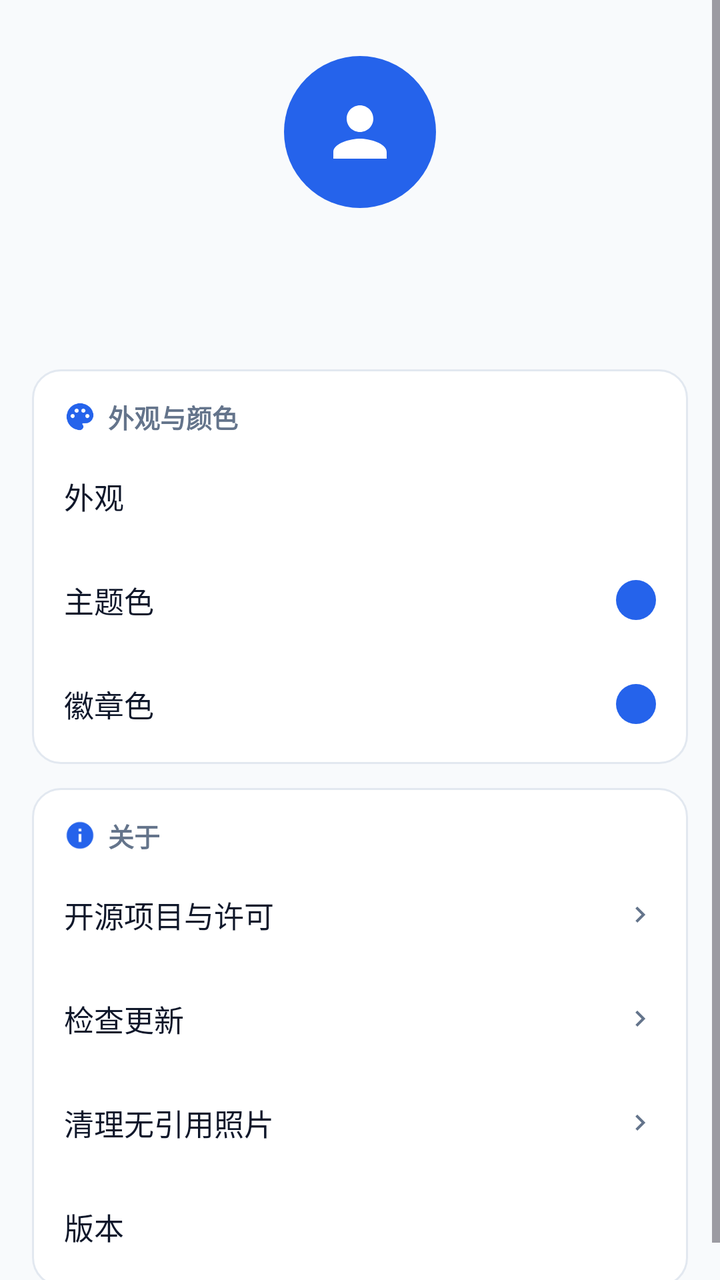
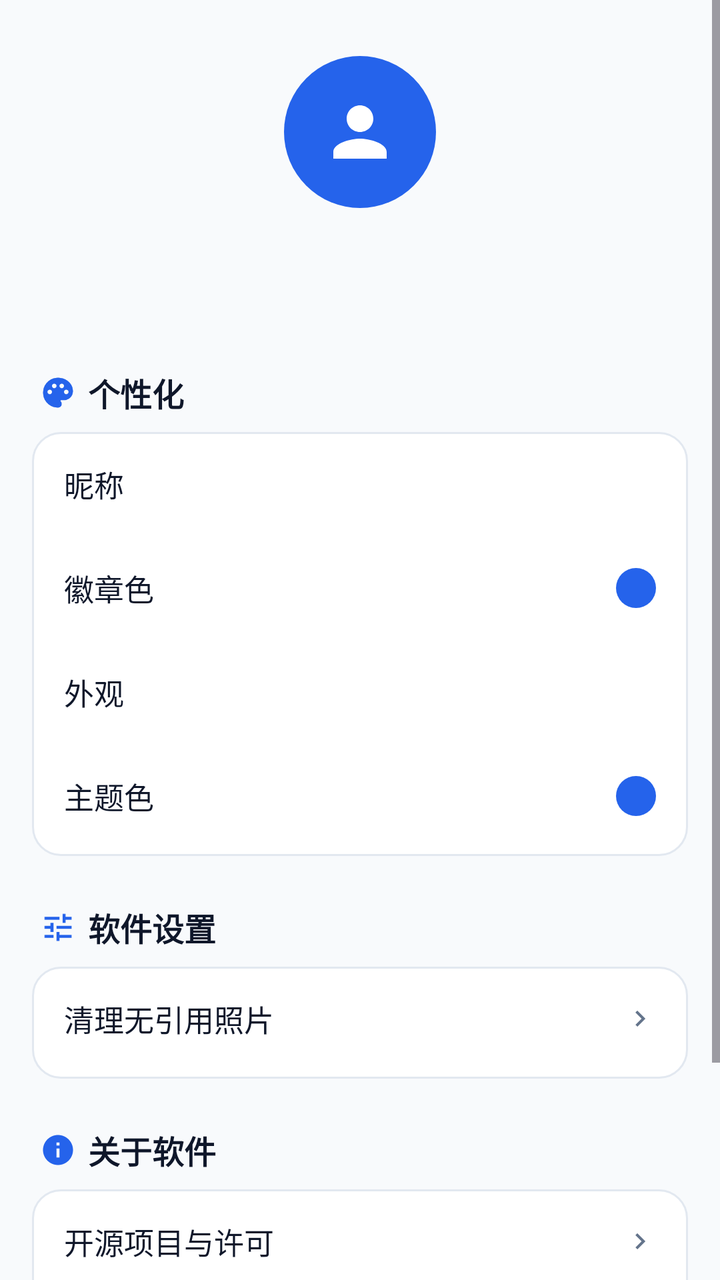

An Android layout rendered at two revisions. The XML below is the earlier revision; the diff shows what the commit changed to produce the second picture.
<!-- AndroidManifest.xml: application theme Theme.CityFootprint -->
<!-- res/layout/fragment_mine.xml -->
<?xml version="1.0" encoding="utf-8"?>
<ScrollView xmlns:android="http://schemas.android.com/apk/res/android"
    xmlns:app="http://schemas.android.com/apk/res-auto"
    android:layout_width="match_parent"
    android:layout_height="match_parent"
    android:background="@color/bg"
    android:fillViewport="true">

    <LinearLayout
        android:layout_width="match_parent"
        android:layout_height="wrap_content"
        android:orientation="vertical"
        android:padding="16dp">

        
        <LinearLayout
            android:layout_width="match_parent"
            android:layout_height="wrap_content"
            android:layout_marginTop="12dp"
            android:gravity="center_horizontal"
            android:orientation="vertical">

            <ImageView
                android:id="@+id/iconAvatar"
                android:layout_width="76dp"
                android:layout_height="76dp"
                android:background="@drawable/bg_avatar"
                android:contentDescription="@null"
                android:padding="18dp"
                android:src="@drawable/ic_person"
                app:tint="@color/on_accent" />

            <TextView
                android:id="@+id/textUuid"
                android:layout_width="wrap_content"
                android:layout_height="wrap_content"
                android:layout_marginTop="12dp"
                android:textColor="@color/text_tertiary"
                android:textSize="12sp" />

            <TextView
                android:id="@+id/textNickname"
                android:layout_width="wrap_content"
                android:layout_height="wrap_content"
                android:layout_marginTop="4dp"
                android:textColor="@color/fg"
                android:textSize="18sp"
                android:textStyle="bold" />
        </LinearLayout>

        
        <LinearLayout
            android:layout_width="match_parent"
            android:layout_height="wrap_content"
            android:layout_marginTop="24dp"
            android:background="@drawable/bg_card"
            android:orientation="vertical"
            android:paddingBottom="4dp">

            <LinearLayout
                android:layout_width="match_parent"
                android:layout_height="wrap_content"
                android:gravity="center_vertical"
                android:orientation="horizontal"
                android:paddingStart="16dp"
                android:paddingTop="14dp"
                android:paddingEnd="16dp"
                android:paddingBottom="4dp">

                <ImageView
                    android:layout_width="16dp"
                    android:layout_height="16dp"
                    android:contentDescription="@null"
                    android:src="@drawable/ic_palette"
                    app:tint="?attr/appAccent" />

                <TextView
                    android:layout_width="wrap_content"
                    android:layout_height="wrap_content"
                    android:layout_marginStart="6dp"
                    android:text="@string/mine_group_appearance"
                    android:textColor="@color/text_secondary"
                    android:textSize="13sp"
                    android:textStyle="bold" />
            </LinearLayout>

            <LinearLayout
                android:id="@+id/rowAppearance"
                android:layout_width="match_parent"
                android:layout_height="52dp"
                android:background="?attr/selectableItemBackground"
                android:gravity="center_vertical"
                android:orientation="horizontal"
                android:paddingStart="16dp"
                android:paddingEnd="16dp">

                <TextView
                    android:layout_width="0dp"
                    android:layout_height="wrap_content"
                    android:layout_weight="1"
                    android:text="@string/mine_appearance"
                    android:textColor="@color/fg"
                    android:textSize="15sp" />

                <TextView
                    android:id="@+id/textAppearance"
                    android:layout_width="wrap_content"
                    android:layout_height="wrap_content"
                    android:textColor="@color/text_secondary"
                    android:textSize="13sp" />
            </LinearLayout>

            <LinearLayout
                android:id="@+id/rowTheme"
                android:layout_width="match_parent"
                android:layout_height="52dp"
                android:background="?attr/selectableItemBackground"
                android:gravity="center_vertical"
                android:orientation="horizontal"
                android:paddingStart="16dp"
                android:paddingEnd="16dp">

                <TextView
                    android:layout_width="0dp"
                    android:layout_height="wrap_content"
                    android:layout_weight="1"
                    android:text="@string/mine_theme_color"
                    android:textColor="@color/fg"
                    android:textSize="15sp" />

                <View
                    android:id="@+id/colorDotTheme"
                    android:layout_width="20dp"
                    android:layout_height="20dp"
                    android:background="@drawable/bg_avatar" />
            </LinearLayout>

            <LinearLayout
                android:id="@+id/rowBadge"
                android:layout_width="match_parent"
                android:layout_height="52dp"
                android:background="?attr/selectableItemBackground"
                android:gravity="center_vertical"
                android:orientation="horizontal"
                android:paddingStart="16dp"
                android:paddingEnd="16dp">

                <TextView
                    android:layout_width="0dp"
                    android:layout_height="wrap_content"
                    android:layout_weight="1"
                    android:text="@string/mine_badge_color"
                    android:textColor="@color/fg"
                    android:textSize="15sp" />

                <View
                    android:id="@+id/colorDot"
                    android:layout_width="20dp"
                    android:layout_height="20dp"
                    android:background="@drawable/bg_avatar" />
            </LinearLayout>
        </LinearLayout>

        
        <LinearLayout
            android:layout_width="match_parent"
            android:layout_height="wrap_content"
            android:layout_marginTop="12dp"
            android:background="@drawable/bg_card"
            android:orientation="vertical"
            android:paddingBottom="4dp">

            <LinearLayout
                android:layout_width="match_parent"
                android:layout_height="wrap_content"
                android:gravity="center_vertical"
                android:orientation="horizontal"
                android:paddingStart="16dp"
                android:paddingTop="14dp"
                android:paddingEnd="16dp"
                android:paddingBottom="4dp">

                <ImageView
                    android:layout_width="16dp"
                    android:layout_height="16dp"
                    android:contentDescription="@null"
                    android:src="@drawable/ic_info"
                    app:tint="?attr/appAccent" />

                <TextView
                    android:layout_width="wrap_content"
                    android:layout_height="wrap_content"
                    android:layout_marginStart="6dp"
                    android:text="@string/mine_group_about"
                    android:textColor="@color/text_secondary"
                    android:textSize="13sp"
                    android:textStyle="bold" />
            </LinearLayout>

            <LinearLayout
                android:id="@+id/rowOpenSource"
                android:layout_width="match_parent"
                android:layout_height="52dp"
                android:background="?attr/selectableItemBackground"
                android:gravity="center_vertical"
                android:orientation="horizontal"
                android:paddingStart="16dp"
                android:paddingEnd="16dp">

                <TextView
                    android:layout_width="0dp"
                    android:layout_height="wrap_content"
                    android:layout_weight="1"
                    android:text="@string/mine_open_source"
                    android:textColor="@color/fg"
                    android:textSize="15sp" />

                <ImageView
                    android:layout_width="16dp"
                    android:layout_height="16dp"
                    android:contentDescription="@null"
                    android:src="@drawable/ic_arrow_right"
                    app:tint="@color/text_tertiary" />
            </LinearLayout>

            <LinearLayout
                android:id="@+id/rowCheckUpdate"
                android:layout_width="match_parent"
                android:layout_height="52dp"
                android:background="?attr/selectableItemBackground"
                android:gravity="center_vertical"
                android:orientation="horizontal"
                android:paddingStart="16dp"
                android:paddingEnd="16dp">

                <TextView
                    android:layout_width="0dp"
                    android:layout_height="wrap_content"
                    android:layout_weight="1"
                    android:text="@string/mine_check_update"
                    android:textColor="@color/fg"
                    android:textSize="15sp" />

                <ImageView
                    android:layout_width="16dp"
                    android:layout_height="16dp"
                    android:contentDescription="@null"
                    android:src="@drawable/ic_arrow_right"
                    app:tint="@color/text_tertiary" />
            </LinearLayout>

            <LinearLayout
                android:id="@+id/rowCleanupPhotos"
                android:layout_width="match_parent"
                android:layout_height="52dp"
                android:background="?attr/selectableItemBackground"
                android:gravity="center_vertical"
                android:orientation="horizontal"
                android:paddingStart="16dp"
                android:paddingEnd="16dp">

                <TextView
                    android:layout_width="0dp"
                    android:layout_height="wrap_content"
                    android:layout_weight="1"
                    android:text="@string/mine_cleanup_photos"
                    android:textColor="@color/fg"
                    android:textSize="15sp" />

                <ImageView
                    android:layout_width="16dp"
                    android:layout_height="16dp"
                    android:contentDescription="@null"
                    android:src="@drawable/ic_arrow_right"
                    app:tint="@color/text_tertiary" />
            </LinearLayout>

            <LinearLayout
                android:layout_width="match_parent"
                android:layout_height="52dp"
                android:gravity="center_vertical"
                android:orientation="horizontal"
                android:paddingStart="16dp"
                android:paddingEnd="16dp">

                <TextView
                    android:layout_width="0dp"
                    android:layout_height="wrap_content"
                    android:layout_weight="1"
                    android:text="@string/mine_version"
                    android:textColor="@color/fg"
                    android:textSize="15sp" />

                <TextView
                    android:id="@+id/textVersion"
                    android:layout_width="wrap_content"
                    android:layout_height="wrap_content"
                    android:textColor="@color/text_secondary"
                    android:textSize="13sp" />
            </LinearLayout>
        </LinearLayout>
    </LinearLayout>
</ScrollView>
<!-- resources referenced by this layout -->
<resources>
  <color name="bg">#F8FAFC</color>
  <color name="fg">#0F172A</color>
  <color name="on_accent">#FFFFFF</color>
  <color name="text_secondary">#64748B</color>
  <color name="text_tertiary">#64748B</color>
  <!-- drawable bg_avatar (drawable) -->
  <?xml version="1.0" encoding="utf-8"?>
  <shape xmlns:android="http://schemas.android.com/apk/res/android"
      android:shape="oval">
      <solid android:color="?attr/appAccent" />
  </shape>
  <!-- drawable bg_card (drawable) -->
  <?xml version="1.0" encoding="utf-8"?>
  <shape xmlns:android="http://schemas.android.com/apk/res/android"
      android:shape="rectangle">
      <corners android:radius="14dp" />
      <solid android:color="@color/card" />
      <stroke
          android:width="1dp"
          android:color="@color/border" />
  </shape>
  <string name="mine_appearance">外观</string>
  <string name="mine_badge_color">徽章色</string>
  <string name="mine_check_update">检查更新</string>
  <string name="mine_cleanup_photos">清理无引用照片</string>
  <string name="mine_group_about">关于</string>
  <string name="mine_group_appearance">外观与颜色</string>
  <string name="mine_open_source">开源项目与许可</string>
  <string name="mine_theme_color">主题色</string>
  <string name="mine_version">版本</string>
  <color name="card">#FFFFFF</color>
  <color name="border">#E2E8F0</color>
  <color name="accent">#2563EB</color>
  <color name="accent_light">#EFF6FF</color>
  <color name="accent_soft_fg">#1D4ED8</color>
  <color name="muted_fg">#64748B</color>
  <color name="muted">#E2E8F0</color>
  <color name="destructive">#DC2626</color>
  <color name="window_bg_light">#FFFFFF</color>
  <style name="Widget.App.CardView" parent="Widget.Material3.CardView.Outlined">
          <item name="cardCornerRadius">14dp</item>
          <item name="cardElevation">0dp</item>
          <item name="cardBackgroundColor">@color/card</item>
          <item name="strokeColor">@color/border</item>
          <item name="strokeWidth">1dp</item>
      </style>
  <style name="Widget.App.Button" parent="Widget.Material3.Button">
          <item name="cornerRadius">999dp</item>
      </style>
  <style name="Widget.App.PopupMenu" parent="Widget.Material3.PopupMenu">
          <item name="android:popupBackground">@drawable/bg_popup_menu</item>
          
          <item name="dropdownListPreferredItemHeight">52dp</item>
          <item name="android:textAppearanceLargePopupMenu">@style/TextAppearance.App.PopupMenuItem</item>
      </style>
  <!-- drawable bg_popup_menu (drawable) -->
  <?xml version="1.0" encoding="utf-8"?>
  <inset xmlns:android="http://schemas.android.com/apk/res/android"
      android:inset="8dp">
      <shape android:shape="rectangle">
          <corners android:radius="14dp" />
          <solid android:color="@color/card" />
          <stroke
              android:width="1dp"
              android:color="@color/border" />
      </shape>
  </inset>
  <style name="TextAppearance.App.PopupMenuItem" parent="TextAppearance.Material3.BodyLarge">
          <item name="android:textColor">@color/fg</item>
          <item name="android:textSize">15sp</item>
      </style>
  <!-- unchanged entries left out for length: 5 -->
</resources>

<!-- the commit's change to res/layout/fragment_mine.xml (unified diff, before → after) -->
@@ -53,35 +53,84 @@
             android:layout_width="match_parent"
             android:layout_height="wrap_content"
             android:layout_marginTop="24dp"
+            android:gravity="center_vertical"
+            android:orientation="horizontal"
+            android:paddingStart="4dp"
+            android:paddingBottom="8dp">
+
+            <ImageView
+                android:layout_width="18dp"
+                android:layout_height="18dp"
+                android:contentDescription="@null"
+                android:src="@drawable/ic_palette"
+                app:tint="?attr/appAccent" />
+
+            <TextView
+                android:layout_width="wrap_content"
+                android:layout_height="wrap_content"
+                android:layout_marginStart="6dp"
+                android:text="@string/mine_group_personal"
+                android:textColor="@color/fg"
+                android:textSize="16sp"
+                android:textStyle="bold" />
+        </LinearLayout>
+
+        <LinearLayout
+            android:layout_width="match_parent"
+            android:layout_height="wrap_content"
             android:background="@drawable/bg_card"
             android:orientation="vertical"
             android:paddingBottom="4dp">
 
             <LinearLayout
-                android:layout_width="match_parent"
-                android:layout_height="wrap_content"
-                android:gravity="center_vertical"
-                android:orientation="horizontal"
-                android:paddingStart="16dp"
-                android:paddingTop="14dp"
-                android:paddingEnd="16dp"
-                android:paddingBottom="4dp">
-
-                <ImageView
-                    android:layout_width="16dp"
-                    android:layout_height="16dp"
-                    android:contentDescription="@null"
-                    android:src="@drawable/ic_palette"
-                    app:tint="?attr/appAccent" />
-
-                <TextView
+                android:id="@+id/rowName"
+                android:layout_width="match_parent"
+                android:layout_height="52dp"
+                android:background="?attr/selectableItemBackground"
+                android:gravity="center_vertical"
+                android:orientation="horizontal"
+                android:paddingStart="16dp"
+                android:paddingEnd="16dp">
+
+                <TextView
+                    android:layout_width="0dp"
+                    android:layout_height="wrap_content"
+                    android:layout_weight="1"
+                    android:text="@string/mine_name"
+                    android:textColor="@color/fg"
+                    android:textSize="15sp" />
+
+                <TextView
+                    android:id="@+id/textNameValue"
                     android:layout_width="wrap_content"
                     android:layout_height="wrap_content"
-                    android:layout_marginStart="6dp"
-                    android:text="@string/mine_group_appearance"
                     android:textColor="@color/text_secondary"
-                    android:textSize="13sp"
-                    android:textStyle="bold" />
+                    android:textSize="13sp" />
+            </LinearLayout>
+
+            <LinearLayout
+                android:id="@+id/rowBadge"
+                android:layout_width="match_parent"
+                android:layout_height="52dp"
+                android:background="?attr/selectableItemBackground"
+                android:gravity="center_vertical"
+                android:orientation="horizontal"
+                android:paddingStart="16dp"
+                android:paddingEnd="16dp">
+
+                <TextView
+                    android:layout_width="0dp"
+                    android:layout_height="wrap_content"
+                    android:layout_weight="1"
+                    android:text="@string/mine_badge_color"
+                    android:textColor="@color/fg"
+                    android:textSize="15sp" />
+
+                <View
+                    android:id="@+id/colorDot"
+                    android:layout_width="20dp"
+                    android:layout_height="20dp"
+                    android:background="@drawable/bg_avatar" />
             </LinearLayout>
 
             <LinearLayout
@@ -134,84 +183,59 @@
                     android:layout_height="20dp"
                     android:background="@drawable/bg_avatar" />
             </LinearLayout>
-
-            <LinearLayout
-                android:id="@+id/rowBadge"
-                android:layout_width="match_parent"
-                android:layout_height="52dp"
-                android:background="?attr/selectableItemBackground"
-                android:gravity="center_vertical"
-                android:orientation="horizontal"
-                android:paddingStart="16dp"
-                android:paddingEnd="16dp">
-
-                <TextView
-                    android:layout_width="0dp"
-                    android:layout_height="wrap_content"
-                    android:layout_weight="1"
-                    android:text="@string/mine_badge_color"
-                    android:textColor="@color/fg"
-                    android:textSize="15sp" />
-
-                <View
-                    android:id="@+id/colorDot"
-                    android:layout_width="20dp"
-                    android:layout_height="20dp"
-                    android:background="@drawable/bg_avatar" />
-            </LinearLayout>
         </LinearLayout>
 
         
         <LinearLayout
             android:layout_width="match_parent"
             android:layout_height="wrap_content"
-            android:layout_marginTop="12dp"
+            android:layout_marginTop="24dp"
+            android:gravity="center_vertical"
+            android:orientation="horizontal"
+            android:paddingStart="4dp"
+            android:paddingBottom="8dp">
+
+            <ImageView
+                android:layout_width="18dp"
+                android:layout_height="18dp"
+                android:contentDescription="@null"
+                android:src="@drawable/ic_tune"
+                app:tint="?attr/appAccent" />
+
+            <TextView
+                android:layout_width="wrap_content"
+                android:layout_height="wrap_content"
+                android:layout_marginStart="6dp"
+                android:text="@string/mine_group_software"
+                android:textColor="@color/fg"
+                android:textSize="16sp"
+                android:textStyle="bold" />
+        </LinearLayout>
+
+        <LinearLayout
+            android:layout_width="match_parent"
+            android:layout_height="wrap_content"
             android:background="@drawable/bg_card"
             android:orientation="vertical"
             android:paddingBottom="4dp">
 
-            <LinearLayout
-                android:layout_width="match_parent"
-                android:layout_height="wrap_content"
-                android:gravity="center_vertical"
-                android:orientation="horizontal"
-                android:paddingStart="16dp"
-                android:paddingTop="14dp"
-                android:paddingEnd="16dp"
-                android:paddingBottom="4dp">
-
-                <ImageView
-                    android:layout_width="16dp"
-                    android:layout_height="16dp"
-                    android:contentDescription="@null"
-                    android:src="@drawable/ic_info"
-                    app:tint="?attr/appAccent" />
-
-                <TextView
-                    android:layout_width="wrap_content"
-                    android:layout_height="wrap_content"
-                    android:layout_marginStart="6dp"
-                    android:text="@string/mine_group_about"
-                    android:textColor="@color/text_secondary"
-                    android:textSize="13sp"
-                    android:textStyle="bold" />
-            </LinearLayout>
-
-            <LinearLayout
-                android:id="@+id/rowOpenSource"
-                android:layout_width="match_parent"
-                android:layout_height="52dp"
-                android:background="?attr/selectableItemBackground"
-                android:gravity="center_vertical"
-                android:orientation="horizontal"
-                android:paddingStart="16dp"
-                android:paddingEnd="16dp">
-
-                <TextView
-                    android:layout_width="0dp"
-                    android:layout_height="wrap_content"
-                    android:layout_weight="1"
-                    android:text="@string/mine_open_source"
+
+
+            <LinearLayout
+                android:id="@+id/rowCleanupPhotos"
+                android:layout_width="match_parent"
+                android:layout_height="52dp"
+                android:background="?attr/selectableItemBackground"
+                android:gravity="center_vertical"
+                android:orientation="horizontal"
+                android:paddingStart="16dp"
+                android:paddingEnd="16dp">
+
+                <TextView
+                    android:layout_width="0dp"
+                    android:layout_height="wrap_content"
+                    android:layout_weight="1"
+                    android:text="@string/mine_cleanup_photos"
                     android:textColor="@color/fg"
                     android:textSize="15sp" />
 
@@ -222,22 +246,57 @@
                     android:src="@drawable/ic_arrow_right"
                     app:tint="@color/text_tertiary" />
             </LinearLayout>
-
-            <LinearLayout
-                android:id="@+id/rowCheckUpdate"
-                android:layout_width="match_parent"
-                android:layout_height="52dp"
-                android:background="?attr/selectableItemBackground"
-                android:gravity="center_vertical"
-                android:orientation="horizontal"
-                android:paddingStart="16dp"
-                android:paddingEnd="16dp">
-
-                <TextView
-                    android:layout_width="0dp"
-                    android:layout_height="wrap_content"
-                    android:layout_weight="1"
-                    android:text="@string/mine_check_update"
+        </LinearLayout>
+
+        
+        <LinearLayout
+            android:layout_width="match_parent"
+            android:layout_height="wrap_content"
+            android:layout_marginTop="24dp"
+            android:gravity="center_vertical"
+            android:orientation="horizontal"
+            android:paddingStart="4dp"
+            android:paddingBottom="8dp">
+
+            <ImageView
+                android:layout_width="18dp"
+                android:layout_height="18dp"
+                android:contentDescription="@null"
+                android:src="@drawable/ic_info"
+                app:tint="?attr/appAccent" />
+
+            <TextView
+                android:layout_width="wrap_content"
+                android:layout_height="wrap_content"
+                android:layout_marginStart="6dp"
+                android:text="@string/mine_group_about"
+                android:textColor="@color/fg"
+                android:textSize="16sp"
+                android:textStyle="bold" />
+        </LinearLayout>
+
+        <LinearLayout
+            android:layout_width="match_parent"
+            android:layout_height="wrap_content"
+            android:background="@drawable/bg_card"
+            android:orientation="vertical"
+            android:paddingBottom="4dp">
+
+            <LinearLayout
+                android:id="@+id/rowOpenSource"
+                android:layout_width="match_parent"
+                android:layout_height="52dp"
+                android:background="?attr/selectableItemBackground"
+                android:gravity="center_vertical"
+                android:orientation="horizontal"
+                android:paddingStart="16dp"
+                android:paddingEnd="16dp">
+
+                <TextView
+                    android:layout_width="0dp"
+                    android:layout_height="wrap_content"
+                    android:layout_weight="1"
+                    android:text="@string/mine_open_source"
                     android:textColor="@color/fg"
                     android:textSize="15sp" />
 
@@ -250,20 +309,20 @@
             </LinearLayout>
 
             <LinearLayout
-                android:id="@+id/rowCleanupPhotos"
-                android:layout_width="match_parent"
-                android:layout_height="52dp"
-                android:background="?attr/selectableItemBackground"
-                android:gravity="center_vertical"
-                android:orientation="horizontal"
-                android:paddingStart="16dp"
-                android:paddingEnd="16dp">
-
-                <TextView
-                    android:layout_width="0dp"
-                    android:layout_height="wrap_content"
-                    android:layout_weight="1"
-                    android:text="@string/mine_cleanup_photos"
+                android:id="@+id/rowCheckUpdate"
+                android:layout_width="match_parent"
+                android:layout_height="52dp"
+                android:background="?attr/selectableItemBackground"
+                android:gravity="center_vertical"
+                android:orientation="horizontal"
+                android:paddingStart="16dp"
+                android:paddingEnd="16dp">
+
+                <TextView
+                    android:layout_width="0dp"
+                    android:layout_height="wrap_content"
+                    android:layout_weight="1"
+                    android:text="@string/mine_check_update"
                     android:textColor="@color/fg"
                     android:textSize="15sp" />
 
<!-- resource entries referenced after the edit -->
@@ -21,12 +21,26 @@
           android:width="1dp"
           android:color="@color/border" />
   </shape>
+  <!-- drawable ic_tune (drawable) -->
+  <?xml version="1.0" encoding="utf-8"?>
+  <vector xmlns:android="http://schemas.android.com/apk/res/android"
+      android:width="24dp"
+      android:height="24dp"
+      android:viewportWidth="24"
+      android:viewportHeight="24"
+      android:tint="?attr/colorControlNormal">
+      <path
+          android:fillColor="@android:color/white"
+          android:pathData="M3,17v2h6v-2H3zM3,5v2h10V5H3zM13,21v-2h8v-2h-8v-2h-2v6h2zM7,9v2H3v2h4v2h2V9H7zM21,13v-2H11v2h10zM15,9h2V7h4V5h-4V3h-2v6z" />
+  </vector>
   <string name="mine_appearance">外观</string>
   <string name="mine_badge_color">徽章色</string>
   <string name="mine_check_update">检查更新</string>
   <string name="mine_cleanup_photos">清理无引用照片</string>
-  <string name="mine_group_about">关于</string>
-  <string name="mine_group_appearance">外观与颜色</string>
+  <string name="mine_group_about">关于软件</string>
+  <string name="mine_group_personal">个性化</string>
+  <string name="mine_group_software">软件设置</string>
+  <string name="mine_name">昵称</string>
   <string name="mine_open_source">开源项目与许可</string>
   <string name="mine_theme_color">主题色</string>
   <string name="mine_version">版本</string>
